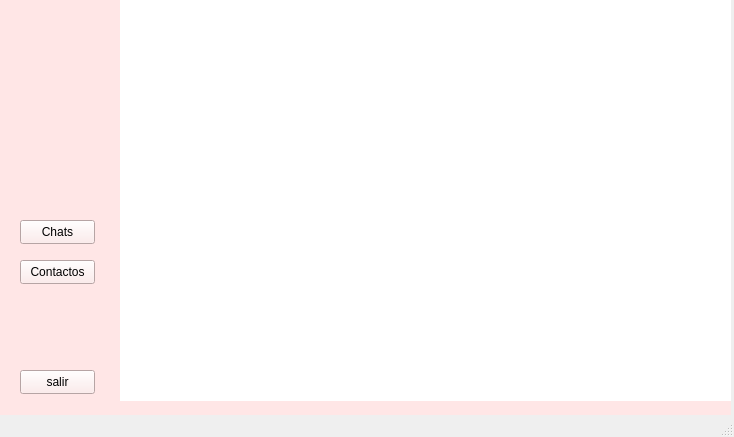
Scastelar/Chat, file mainwindow.ui: the form before one commit.
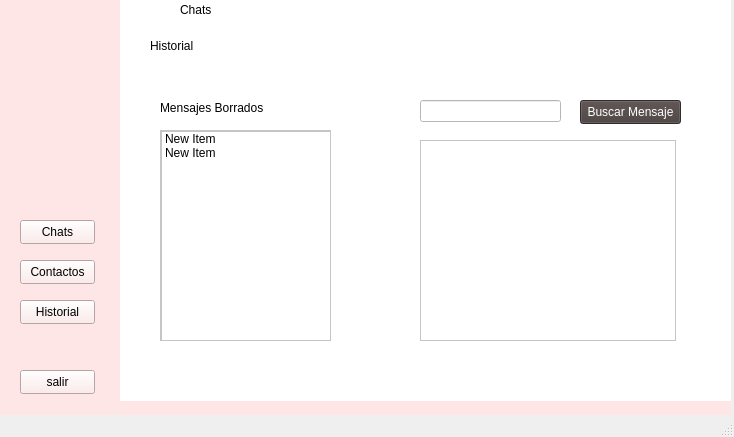
The form after the commit. The open tabs and pages were chosen to show the change. Icons and pictures are not drawn.

Commit message:
buscar contactos agregado
avatar + username, falta arreglar el avatar

```diff
--- a/mainwindow.ui
+++ b/mainwindow.ui
@@ -638,9 +638,9 @@
        <widget class="QLabel" name="userLabel">
         <property name="geometry">
          <rect>
-          <x>30</x>
+          <x>40</x>
           <y>120</y>
-          <width>71</width>
+          <width>61</width>
           <height>20</height>
          </rect>
         </property>
@@ -651,6 +651,260 @@
          <string>&lt;html&gt;&lt;head/&gt;&lt;body&gt;&lt;p align=&quot;center&quot;&gt;&lt;br/&gt;&lt;/p&gt;&lt;/body&gt;&lt;/html&gt;</string>
         </property>
        </widget>
+       <widget class="QStackedWidget" name="stackedWidget_3">
+        <property name="geometry">
+         <rect>
+          <x>120</x>
+          <y>20</y>
+          <width>611</width>
+          <height>381</height>
+         </rect>
+        </property>
+        <property name="styleSheet">
+         <string notr="true">background-color: rgb(255, 255, 255);</string>
+        </property>
+        <property name="currentIndex">
+         <number>0</number>
+        </property>
+        <widget class="QWidget" name="page_7">
+         <widget class="QListWidget" name="listaChats">
+          <property name="geometry">
+           <rect>
+            <x>0</x>
+            <y>0</y>
+            <width>151</width>
+            <height>381</height>
+           </rect>
+          </property>
+          <property name="styleSheet">
+           <string notr="true"/>
+          </property>
+          <item>
+           <property name="text">
+            <string>New Item</string>
+           </property>
+          </item>
+          <item>
+           <property name="text">
+            <string>New Item</string>
+           </property>
+          </item>
+         </widget>
+        </widget>
+        <widget class="QWidget" name="page_8">
+         <widget class="QLineEdit" name="lineEditBusqueda">
+          <property name="geometry">
+           <rect>
+            <x>30</x>
+            <y>70</y>
+            <width>381</width>
+            <height>22</height>
+           </rect>
+          </property>
+         </widget>
+         <widget class="QPushButton" name="pushButtonBuscar">
+          <property name="geometry">
+           <rect>
+            <x>430</x>
+            <y>70</y>
+            <width>75</width>
+            <height>24</height>
+           </rect>
+          </property>
+          <property name="styleSheet">
+           <string notr="true">background-color: rgb(70, 60, 60);
+color: rgb(255, 255, 255);</string>
+          </property>
+          <property name="text">
+           <string>Buscar</string>
+          </property>
+         </widget>
+         <widget class="QLabel" name="label_18">
+          <property name="geometry">
+           <rect>
+            <x>30</x>
+            <y>10</y>
+            <width>261</width>
+            <height>31</height>
+           </rect>
+          </property>
+          <property name="styleSheet">
+           <string notr="true">font: 600 22pt &quot;Segoe UI&quot;;</string>
+          </property>
+          <property name="text">
+           <string>Buscar Contactos</string>
+          </property>
+         </widget>
+         <widget class="QListWidget" name="listWidgetResultados">
+          <property name="geometry">
+           <rect>
+            <x>40</x>
+            <y>120</y>
+            <width>381</width>
+            <height>221</height>
+           </rect>
+          </property>
+          <property name="styleSheet">
+           <string notr="true">selection-background-color: rgb(227, 188, 188);
+selection-color: rgb(255, 170, 127);</string>
+          </property>
+         </widget>
+         <widget class="QPushButton" name="pushButtonAgregarContacto">
+          <property name="geometry">
+           <rect>
+            <x>440</x>
+            <y>310</y>
+            <width>101</width>
+            <height>24</height>
+           </rect>
+          </property>
+          <property name="text">
+           <string>PushButton</string>
+          </property>
+         </widget>
+        </widget>
+        <widget class="QWidget" name="page_9">
+         <widget class="QLabel" name="label_19">
+          <property name="geometry">
+           <rect>
+            <x>30</x>
+            <y>10</y>
+            <width>261</width>
+            <height>31</height>
+           </rect>
+          </property>
+          <property name="styleSheet">
+           <string notr="true">font: 600 22pt &quot;Segoe UI&quot;;</string>
+          </property>
+          <property name="text">
+           <string>Historial</string>
+          </property>
+         </widget>
+         <widget class="QLabel" name="label_20">
+          <property name="geometry">
+           <rect>
+            <x>40</x>
+            <y>80</y>
+            <width>111</width>
+            <height>16</height>
+           </rect>
+          </property>
+          <property name="text">
+           <string>Mensajes Borrados</string>
+          </property>
+         </widget>
+         <widget class="QLineEdit" name="lineEdit_2">
+          <property name="geometry">
+           <rect>
+            <x>300</x>
+            <y>80</y>
+            <width>141</width>
+            <height>22</height>
+           </rect>
+          </property>
+         </widget>
+         <widget class="QPushButton" name="pushButton_12">
+          <property name="geometry">
+           <rect>
+            <x>460</x>
+            <y>80</y>
+            <width>101</width>
+            <height>24</height>
+           </rect>
+          </property>
+          <property name="styleSheet">
+           <string notr="true">background-color: rgb(70, 60, 60);
+color: rgb(255, 255, 255);</string>
+          </property>
+          <property name="text">
+           <string>Buscar Mensaje</string>
+          </property>
+         </widget>
+         <widget class="QScrollArea" name="scrollArea_2">
+          <property name="geometry">
+           <rect>
+            <x>40</x>
+            <y>110</y>
+            <width>171</width>
+            <height>211</height>
+           </rect>
+          </property>
+          <property name="widgetResizable">
+           <bool>true</bool>
+          </property>
+          <widget class="QWidget" name="scrollAreaWidgetContents_2">
+           <property name="geometry">
+            <rect>
+             <x>0</x>
+             <y>0</y>
+             <width>169</width>
+             <height>209</height>
+            </rect>
+           </property>
+           <widget class="QListWidget" name="listWidget">
+            <property name="geometry">
+             <rect>
+              <x>0</x>
+              <y>0</y>
+              <width>171</width>
+              <height>211</height>
+             </rect>
+            </property>
+            <item>
+             <property name="text">
+              <string>New Item</string>
+             </property>
+            </item>
+            <item>
+             <property name="text">
+              <string>New Item</string>
+             </property>
+            </item>
+           </widget>
+          </widget>
+         </widget>
+         <widget class="QTextBrowser" name="textBrowser">
+          <property name="geometry">
+           <rect>
+            <x>300</x>
+            <y>120</y>
+            <width>256</width>
+            <height>201</height>
+           </rect>
+          </property>
+         </widget>
+        </widget>
+       </widget>
+       <widget class="QLabel" name="chatLabel">
+        <property name="geometry">
+         <rect>
+          <x>180</x>
+          <y>0</y>
+          <width>41</width>
+          <height>20</height>
+         </rect>
+        </property>
+        <property name="styleSheet">
+         <string notr="true">font: 600 9pt &quot;Segoe UI&quot;;
+background-color: rgb(255, 255, 255);</string>
+        </property>
+        <property name="text">
+         <string>&lt;html&gt;&lt;head/&gt;&lt;body&gt;&lt;p&gt;Chats&lt;/p&gt;&lt;/body&gt;&lt;/html&gt;</string>
+        </property>
+       </widget>
+       <widget class="QPushButton" name="pushButton_11">
+        <property name="geometry">
+         <rect>
+          <x>20</x>
+          <y>300</y>
+          <width>75</width>
+          <height>24</height>
+         </rect>
+        </property>
+        <property name="text">
+         <string>Historial</string>
+        </property>
+       </widget>
       </widget>
       <widget class="QWidget" name="page_6"/>
      </widget>
```
The commit also changes 5 other files.
